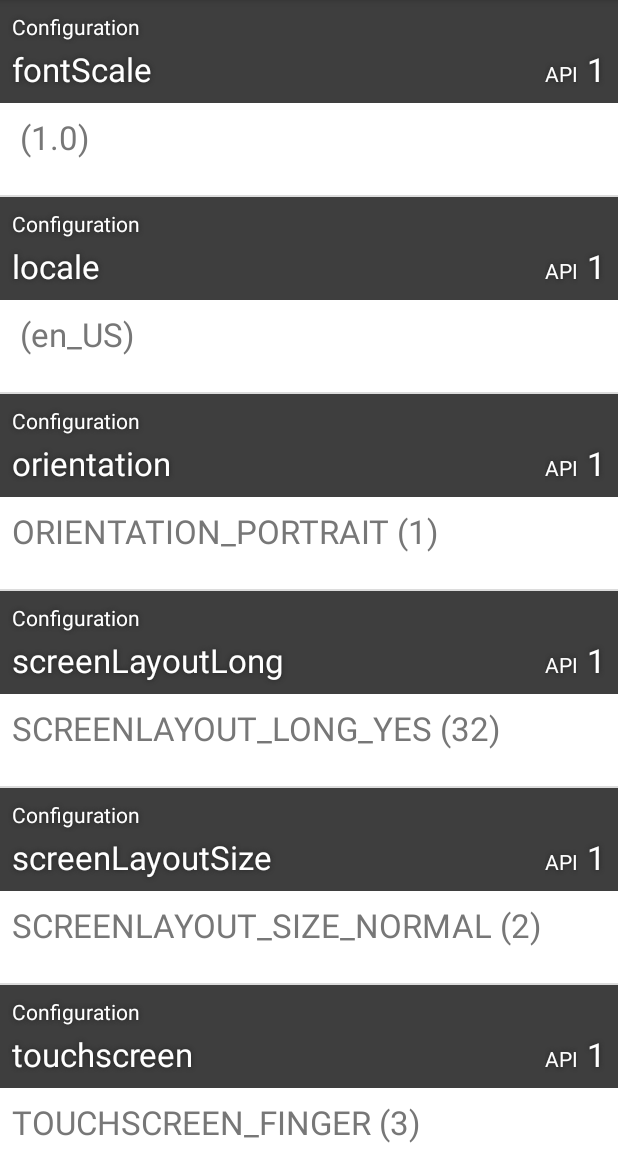
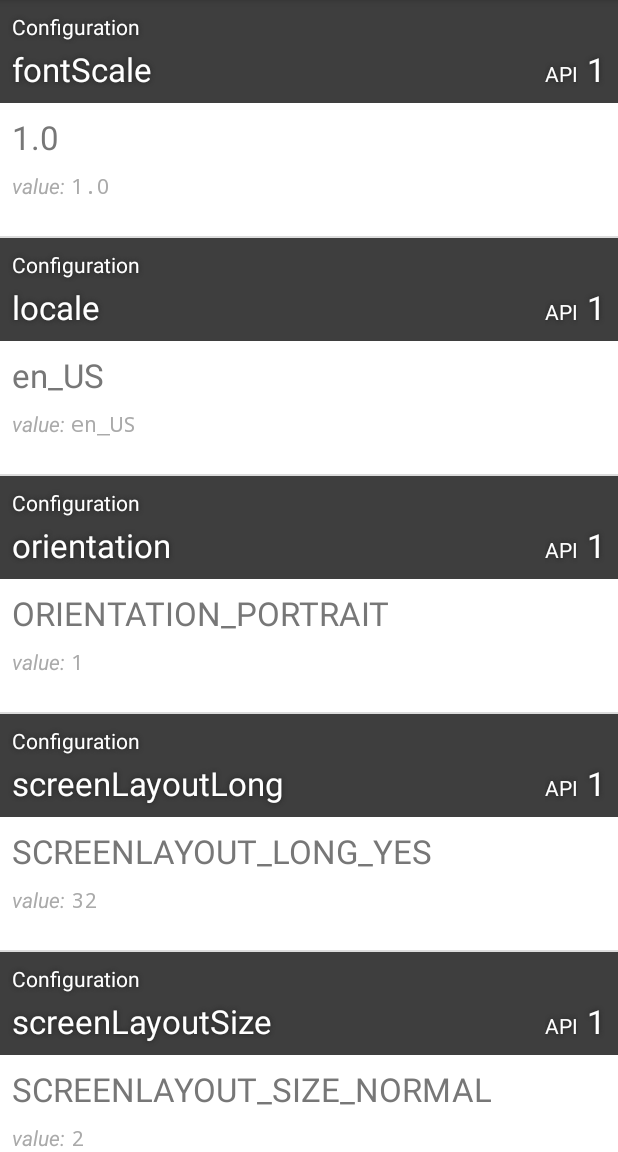
Before and after one commit to trevortabaka/device-info, an Android app: the screen it shows after launch (MainActivity), on a phone screen of 412 x 824 dp, the part 84-1236 px from its top. Run offline under Robolectric (Android 15) with nearby library versions, the phone set to English and light mode, and no system bars; our stand-ins replace Dagger/Hilt's generated code.

Commit message:
better display of human readable and raw value + simplified factory interface

```diff
--- a/app/src/main/java/info/trevortabaka/deviceinfo/api/ApiFactory.java
+++ b/app/src/main/java/info/trevortabaka/deviceinfo/api/ApiFactory.java
@@ -15,15 +15,11 @@ public class ApiFactory {
     }
 
     public interface ApiNameFactory {
-        Api of(boolean value);
+        Api of(ApiValue value);
 
-        Api of(int value);
+        <T> Api of(T value);
 
-        Api of(float value);
-
-        Api of(String value);
-
-        Api of(ApiValue value);
+        <T> Api of(T value, String unit);
     }
 
     private static class Builder implements ApiClassFactory {
@@ -68,28 +64,18 @@ public class ApiFactory {
         }
 
         @Override
-        public Api of(boolean value) {
-            return new ApiImpl(apiClass, apiLevel, name, new StringValueOf<>(value));
+        public Api of(ApiValue value) {
+            return new ApiImpl(apiClass, apiLevel, name, value);
         }
 
         @Override
-        public Api of(int value) {
-            return new ApiImpl(apiClass, apiLevel, name, new StringValueOf<>(value));
+        public <T> Api of(T value) {
+            return new ApiImpl(apiClass, apiLevel, name, new StringValue<>(value));
         }
 
         @Override
-        public Api of(float value) {
-            return new ApiImpl(apiClass, apiLevel, name, new StringValueOf<>(value));
-        }
-
-        @Override
-        public Api of(String value) {
-            return new ApiImpl(apiClass, apiLevel, name, new StringValueOf<>(value));
-        }
-
-        @Override
-        public Api of(ApiValue value) {
-            return new ApiImpl(apiClass, apiLevel, name, value);
+        public <T> Api of(T value, String unit) {
+            return new ApiImpl(apiClass, apiLevel, name, new UnitValue<>(value, unit));
         }
     }
 }
--- /dev/null
+++ b/app/src/main/java/info/trevortabaka/deviceinfo/api/StringValue.java
@@ -0,0 +1,19 @@
+package info.trevortabaka.deviceinfo.api;
+
+class StringValue<T> implements ApiValue {
+    private final T value;
+
+    public StringValue(T value) {
+        this.value = value;
+    }
+
+    @Override
+    public String getValue() {
+        return String.valueOf(value);
+    }
+
+    @Override
+    public String getHumanReadableValue() {
+        return String.valueOf(value);
+    }
+}
--- a/app/src/main/java/info/trevortabaka/deviceinfo/api/StringValueOf.java
+++ b/app/src/main/java/info/trevortabaka/deviceinfo/api/UnitValue.java
@@ -1,10 +1,12 @@
 package info.trevortabaka.deviceinfo.api;
 
-class StringValueOf<T> implements ApiValue {
+class UnitValue<T> implements ApiValue {
     private final T value;
+    private final String unit;
 
-    public StringValueOf(T value) {
+    public UnitValue(T value, String unit) {
         this.value = value;
+        this.unit = unit;
     }
 
     @Override
@@ -14,6 +16,6 @@ class StringValueOf<T> implements ApiValue {
 
     @Override
     public String getHumanReadableValue() {
-        return "";
+        return value + " " + unit;
     }
 }
--- a/app/src/main/java/info/trevortabaka/deviceinfo/classes/ActivityManager.java
+++ b/app/src/main/java/info/trevortabaka/deviceinfo/classes/ActivityManager.java
@@ -28,7 +28,7 @@ public class ActivityManager implements Class_ {
     @TargetApi(SdkUtil.ECLAIR)
     private void addEclairApis() {
         ApiFactory.ApiLevelFactory factory = this.factory.withApi(SdkUtil.ECLAIR);
-        apis.add(factory.withName("memoryClass").of(activityManager.getMemoryClass() + " MiB"));
+        apis.add(factory.withName("memoryClass").of(activityManager.getMemoryClass(), "MiB"));
     }
 
     @Override
--- a/app/src/main/java/info/trevortabaka/deviceinfo/classes/Configuration.java
+++ b/app/src/main/java/info/trevortabaka/deviceinfo/classes/Configuration.java
@@ -10,11 +10,11 @@ import javax.inject.Inject;
 import info.trevortabaka.deviceinfo.api.Api;
 import info.trevortabaka.deviceinfo.api.ApiFactory;
 import info.trevortabaka.deviceinfo.api.Class_;
+import info.trevortabaka.deviceinfo.util.SdkUtil;
 import info.trevortabaka.deviceinfo.value.OrientationValue;
 import info.trevortabaka.deviceinfo.value.ScreenLayoutLongValue;
 import info.trevortabaka.deviceinfo.value.ScreenLayoutSizeValue;
 import info.trevortabaka.deviceinfo.value.TouchscreenValue;
-import info.trevortabaka.deviceinfo.util.SdkUtil;
 
 public class Configuration implements Class_ {
     private final android.content.res.Configuration configuration;
@@ -50,15 +50,15 @@ public class Configuration implements Class_ {
     @TargetApi(SdkUtil.HONEYCOMB_MR2)
     private void addHoneycombMR2Apis() {
         ApiFactory.ApiLevelFactory factory = this.factory.withApi(SdkUtil.HONEYCOMB_MR2);
-        apis.add(factory.withName("screenHeightDp").of(configuration.screenHeightDp));
-        apis.add(factory.withName("screenWidthDp").of(configuration.screenWidthDp));
-        apis.add(factory.withName("smallestScreenWidthDp").of(configuration.smallestScreenWidthDp));
+        apis.add(factory.withName("screenHeightDp").of(configuration.screenHeightDp, "dp"));
+        apis.add(factory.withName("screenWidthDp").of(configuration.screenWidthDp, "dp"));
+        apis.add(factory.withName("smallestScreenWidthDp").of(configuration.smallestScreenWidthDp, "dp"));
     }
 
     @TargetApi(SdkUtil.MARSHMALLOW)
     private void addMarshmallowApis() {
         ApiFactory.ApiLevelFactory factory = this.factory.withApi(SdkUtil.MARSHMALLOW);
-        apis.add(factory.withName("isScrenRound").of(configuration.isScreenRound()));
+        apis.add(factory.withName("isScreenRound").of(configuration.isScreenRound()));
     }
 
 }
--- a/app/src/main/java/info/trevortabaka/deviceinfo/classes/DisplayMetrics.java
+++ b/app/src/main/java/info/trevortabaka/deviceinfo/classes/DisplayMetrics.java
@@ -31,11 +31,11 @@ public class DisplayMetrics implements Class_ {
     private void addBaseApis() {
         ApiFactory.ApiLevelFactory factory = this.factory.withApi(SdkUtil.BASE);
         apis.add(factory.withName("density").of(displayMetrics.density));
-        apis.add(factory.withName("heightPixels").of(displayMetrics.heightPixels + " px"));
+        apis.add(factory.withName("heightPixels").of(displayMetrics.heightPixels, "px"));
         apis.add(factory.withName("scaledDensity").of(displayMetrics.scaledDensity));
-        apis.add(factory.withName("widthPixels").of(displayMetrics.widthPixels + " px"));
-        apis.add(factory.withName("xdpi").of(displayMetrics.xdpi + " px"));
-        apis.add(factory.withName("ydpi").of(displayMetrics.ydpi + " px"));
+        apis.add(factory.withName("widthPixels").of(displayMetrics.widthPixels, "px"));
+        apis.add(factory.withName("xdpi").of(displayMetrics.xdpi, "px"));
+        apis.add(factory.withName("ydpi").of(displayMetrics.ydpi, "px"));
     }
 
     @TargetApi(SdkUtil.DONUT)
--- a/app/src/main/java/info/trevortabaka/deviceinfo/ui/ApiListAdapter.java
+++ b/app/src/main/java/info/trevortabaka/deviceinfo/ui/ApiListAdapter.java
@@ -68,7 +68,8 @@ class ApiListAdapter extends ArrayAdapter<Api> {
         Holder holder = (Holder) convertView.getTag();
         holder.className.setText(api.getClassName());
         holder.name.setText(api.getName());
-        holder.value.setText(api.getHumanReadableValue() + " (" + api.getValue() + ")");
+        holder.humanReadableValue.setText(api.getHumanReadableValue());
+        holder.value.setText(api.getValue());
         holder.api.setText(String.valueOf(api.getApiLevel()));
 
         int backgroundColor = resources.getColor(colors[api.getApiLevel()]);
@@ -81,9 +82,10 @@ class ApiListAdapter extends ArrayAdapter<Api> {
     private View createView(ViewGroup parent) {
         View view = layoutInflater.inflate(LAYOUT_ID, parent, false);
         Holder holder = new Holder();
-        holder.className = (TextView)view.findViewById(R.id.class_name);
+        holder.className = (TextView) view.findViewById(R.id.class_name);
         holder.name = (TextView) view.findViewById(R.id.name);
         holder.value = (TextView) view.findViewById(R.id.value);
+        holder.humanReadableValue = (TextView) view.findViewById(R.id.human_readable_value);
         holder.api = (TextView) view.findViewById(R.id.api_level);
         view.setTag(holder);
         return view;
@@ -91,6 +93,7 @@ class ApiListAdapter extends ArrayAdapter<Api> {
 
     private static class Holder {
         TextView name;
+        TextView humanReadableValue;
         TextView value;
         TextView api;
         TextView className;
--- a/app/src/main/res/layout/item_row.xml
+++ b/app/src/main/res/layout/item_row.xml
@@ -73,17 +73,47 @@
         tools:text="13" />
 
     <TextView
-        android:id="@+id/value"
+        android:id="@+id/human_readable_value"
         android:layout_width="match_parent"
         android:layout_height="wrap_content"
         android:layout_below="@+id/name"
         android:background="#fff"
-        android:paddingBottom="24dp"
+        android:paddingBottom="8dp"
         android:paddingLeft="8dp"
         android:paddingRight="8dp"
         android:paddingTop="8dp"
         android:textAppearance="@android:style/TextAppearance.Large"
+        android:textColor="@color/human_readable_value"
+        tools:text="888 pixels" />
+
+    <TextView
+        android:id="@+id/value_label"
+        android:layout_width="wrap_content"
+        android:layout_height="wrap_content"
+        android:layout_below="@+id/human_readable_value"
+        android:background="#fff"
+        android:paddingBottom="24dp"
+        android:paddingLeft="8dp"
+        android:paddingRight="2dp"
+        android:textAppearance="@android:style/TextAppearance.Large"
         android:textColor="@color/value"
-        tools:text="888 px" />
+        android:textSize="14sp"
+        android:textStyle="italic"
+        android:text="@string/value_label" />
+
+    <TextView
+        android:id="@+id/value"
+        android:layout_width="match_parent"
+        android:layout_height="wrap_content"
+        android:layout_alignBaseline="@+id/value_label"
+        android:layout_toRightOf="@+id/value_label"
+        android:background="#fff"
+        android:paddingBottom="24dp"
+        android:paddingLeft="2dp"
+        android:textAppearance="@android:style/TextAppearance.Large"
+        android:textColor="@color/value"
+        android:textSize="14sp"
+        android:typeface="monospace"
+        tools:text="888" />
 
 </RelativeLayout>
--- a/app/src/main/res/values/colors.xml
+++ b/app/src/main/res/values/colors.xml
@@ -25,5 +25,6 @@
     <color name="lollipop_mr1">#ff8135</color>
     <color name="marshmallow">#ffffff</color>
 
-    <color name="value">#777</color>
+    <color name="value">#aaa</color>
+    <color name="human_readable_value">#777</color>
 </resources>
--- a/app/src/main/res/values/strings.xml
+++ b/app/src/main/res/values/strings.xml
@@ -4,4 +4,5 @@
     <string name="action_sort_api_level">Sort by API Level</string>
     <string name="action_sort_class_name">Sort by Class Name</string>
     <string name="action_sort_api_name">Sort by API Name</string>
+    <string name="value_label">value:</string>
 </resources>
```
